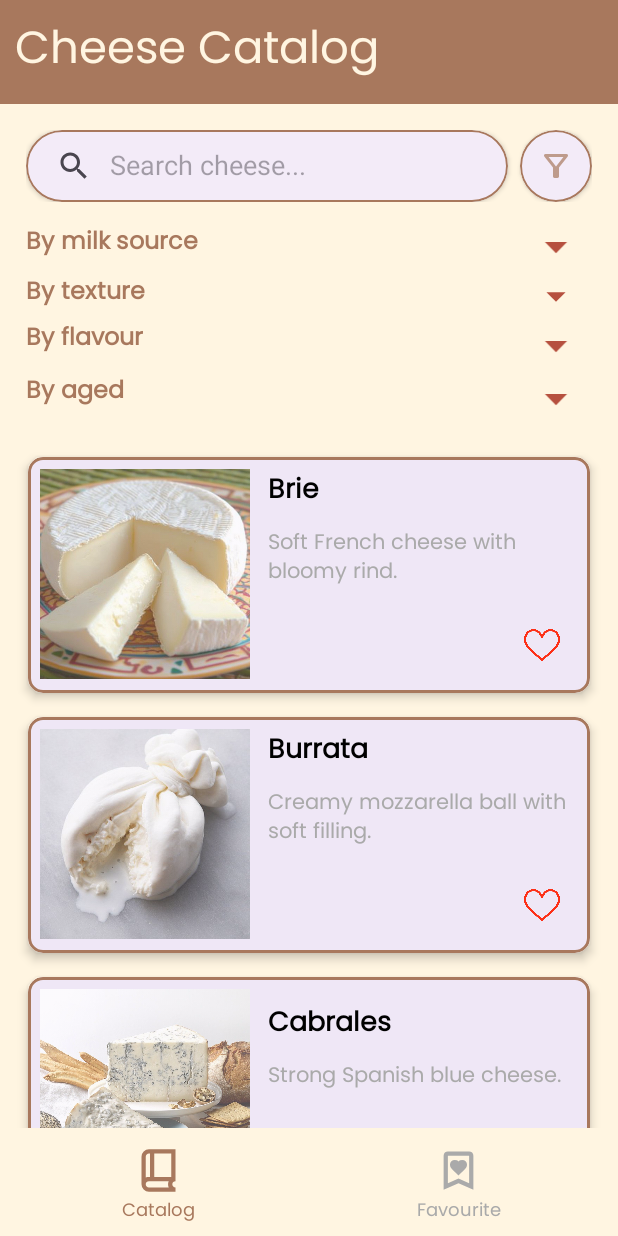
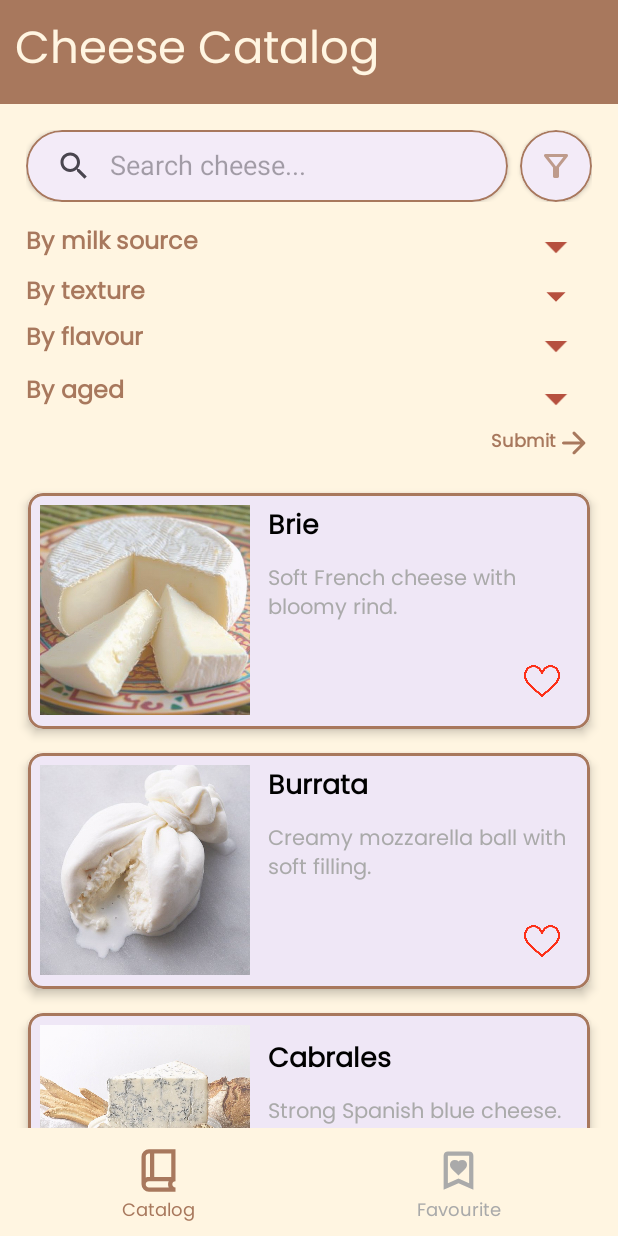
Before and after one commit to Jina247/cheese_factory, an Android app: the screen it shows after launch (MainActivity), after a tap on an icon or button, on a phone screen of 412 x 824 dp. Run offline under Robolectric (Android 15) with nearby library versions, the phone set to English and light mode, and no system bars.

Commit message:
Implementing filtering logic :) View Model for doing filter, Adapter for displaying

```diff
--- a/app/src/main/java/com/example/cheesefactory/CheeseAdapter.kt
+++ b/app/src/main/java/com/example/cheesefactory/CheeseAdapter.kt
@@ -4,21 +4,22 @@ import android.content.Context
 import android.view.LayoutInflater
 import android.view.View
 import android.view.ViewGroup
+import android.widget.Filter
+import android.widget.Filterable
 import android.widget.ImageButton
 import android.widget.ImageView
 import android.widget.TextView
 import androidx.cardview.widget.CardView
-import androidx.lifecycle.LiveData
 import androidx.recyclerview.widget.RecyclerView
 
 class CheeseAdapter(
-    private var cheese: List<CheeseData>,
+    private var cheese: MutableList<CheeseData>,
     private val context: Context,
     private val onLikeClick: (CheeseData) -> Unit,
     private val onItemClick: (CheeseData) -> Unit
-): RecyclerView.Adapter<CheeseAdapter.ViewHolder>() {
+): RecyclerView.Adapter<CheeseAdapter.ViewHolder>(){
 
-    fun updateList(cList: List<CheeseData>) {
+    fun updateList(cList: MutableList<CheeseData>) {
         this.cheese = cList
         notifyDataSetChanged()
     }
@@ -61,7 +62,7 @@ class CheeseAdapter(
         return cheese.size
     }
 
-    class ViewHolder(view: View): RecyclerView.ViewHolder(view) {
+    inner class ViewHolder(view: View): RecyclerView.ViewHolder(view) {
         val cheeseName: TextView = view.findViewById(R.id.cheeseName)
         val shortDes: TextView = view.findViewById(R.id.cheeseDescription)
         val cheeseImg: ImageView = view.findViewById(R.id.cheeseImage)
--- a/app/src/main/java/com/example/cheesefactory/CheeseData.kt
+++ b/app/src/main/java/com/example/cheesefactory/CheeseData.kt
@@ -1,6 +1,5 @@
 package com.example.cheesefactory
 
-// Data for overall cheese data
 data class CheeseData(
     val image: Int,
     val name: String,
--- /dev/null
+++ b/app/src/main/res/drawable/rounded_arrow_forward_24.xml
@@ -0,0 +1,5 @@
+<vector xmlns:android="http://schemas.android.com/apk/res/android" android:autoMirrored="true" android:height="24dp" android:tint="#000000" android:viewportHeight="960" android:viewportWidth="960" android:width="24dp">
+
+    <path android:fillColor="@android:color/white" android:pathData="M647,520L200,520Q183,520 171.5,508.5Q160,497 160,480Q160,463 171.5,451.5Q183,440 200,440L647,440L451,244Q439,232 439.5,216Q440,200 452,188Q464,177 480,176.5Q496,176 508,188L772,452Q778,458 780.5,465Q783,472 783,480Q783,488 780.5,495Q778,502 772,508L508,772Q497,783 480.5,783Q464,783 452,772Q440,760 440,743.5Q440,727 452,715L647,520Z"/>
+
+</vector>
--- /dev/null
+++ b/app/src/main/res/drawable/rounded_arrow_forward_ios_24.xml
@@ -0,0 +1,5 @@
+<vector xmlns:android="http://schemas.android.com/apk/res/android" android:autoMirrored="true" android:height="24dp" android:tint="#000000" android:viewportHeight="960" android:viewportWidth="960" android:width="24dp">
+
+    <path android:fillColor="@android:color/white" android:pathData="M579,480L285,186Q270,171 270.5,150.5Q271,130 286,115Q301,100 321.5,100Q342,100 357,115L664,423Q676,435 682,450Q688,465 688,480Q688,495 682,510Q676,525 664,537L356,845Q341,860 321,859.5Q301,859 286,844Q271,829 271,808.5Q271,788 286,773L579,480Z"/>
+
+</vector>
--- a/app/src/main/res/layout/fragment_catalogue_cheese.xml
+++ b/app/src/main/res/layout/fragment_catalogue_cheese.xml
@@ -61,6 +61,9 @@
             </com.google.android.material.card.MaterialCardView>
         </LinearLayout>
 
+        <ScrollView
+            android:layout_width="match_parent"
+            android:layout_height="wrap_content">
             <LinearLayout
                 android:layout_width="match_parent"
                 android:layout_height="wrap_content"
@@ -111,13 +114,10 @@
                         style="@style/Widget.Material3.Chip.Filter"
                         android:layout_width="wrap_content"
                         android:layout_height="wrap_content"
-                    android:backgroundTint="@color/terracotta"
                         android:fontFamily="@font/poppins"
                         android:text="Cow"
-                    app:chipStrokeColor="@color/terracotta"
                         app:chipStrokeWidth="0.5dp"
-                    app:chipCornerRadius="24dp"
-                    android:textColor="@color/cream" />
+                        app:chipCornerRadius="24dp"/>
 
                     <com.google.android.material.chip.Chip
                         android:id="@+id/buffalo"
@@ -203,13 +203,10 @@
                         style="@style/Widget.Material3.Chip.Filter"
                         android:layout_width="wrap_content"
                         android:layout_height="wrap_content"
-                    android:backgroundTint="@color/terracotta"
                         android:fontFamily="@font/poppins"
                         android:text="Soft"
-                    app:chipStrokeColor="@color/terracotta"
                         app:chipStrokeWidth="0.5dp"
-                    app:chipCornerRadius="24dp"
-                    android:textColor="@color/cream" />
+                        app:chipCornerRadius="24dp" />
 
                     <com.google.android.material.chip.Chip
                         android:id="@+id/s_soft"
@@ -302,13 +299,10 @@
                         style="@style/Widget.Material3.Chip.Filter"
                         android:layout_width="wrap_content"
                         android:layout_height="wrap_content"
-                    android:backgroundTint="@color/terracotta"
                         android:fontFamily="@font/poppins"
                         android:text="Mild"
-                    app:chipStrokeColor="@color/terracotta"
                         app:chipStrokeWidth="0.5dp"
-                    app:chipCornerRadius="24dp"
-                    android:textColor="@color/cream" />
+                        app:chipCornerRadius="24dp"/>
 
                     <com.google.android.material.chip.Chip
                         android:id="@+id/buttery"
@@ -411,13 +405,10 @@
                         style="@style/Widget.Material3.Chip.Filter"
                         android:layout_width="wrap_content"
                         android:layout_height="wrap_content"
-                    android:backgroundTint="@color/terracotta"
                         android:fontFamily="@font/poppins"
                         android:text="Fresh (0–2 weeks)"
-                    app:chipStrokeColor="@color/terracotta"
                         app:chipStrokeWidth="0.5dp"
-                    app:chipCornerRadius="24dp"
-                    android:textColor="@color/cream" />
+                        app:chipCornerRadius="24dp" />
 
                     <com.google.android.material.chip.Chip
                         android:id="@+id/young"
@@ -459,7 +450,36 @@
                         app:chipCornerRadius="24dp"
                         android:text="Extra Aged (1+ years)"/>
                 </com.google.android.material.chip.ChipGroup>
+
+                <LinearLayout
+                    android:id="@+id/submitBtn"
+                    android:layout_width="match_parent"
+                    android:layout_height="wrap_content"
+                    android:orientation="horizontal"
+                    android:gravity="end"
+                    android:clickable="true"
+                    android:focusable="true"
+                    android:descendantFocusability="blocksDescendants">
+                    <TextView
+                        android:layout_width="wrap_content"
+                        android:layout_height="wrap_content"
+                        android:text="Submit"
+                        android:fontFamily="@font/poppins"
+                        android:textSize="12sp"
+                        android:textStyle="bold"
+                        android:layout_gravity="center_vertical"
+                        android:textColor="@color/timber"/>
+
+                    <ImageView
+                        android:id="@+id/imageView"
+                        android:layout_width="wrap_content"
+                        android:layout_height="wrap_content"
+                        android:src="@drawable/rounded_arrow_forward_24"
+                        app:tint="@color/timber" />
+
                 </LinearLayout>
+            </LinearLayout>
+        </ScrollView>
 
     <!-- RecyclerView fills the rest -->
         <androidx.recyclerview.widget.RecyclerView
```
Also changed, not shown: app/src/main/java/com/example/cheesefactory/CatalogueCheeseFrag.kt (+159 -58 lines), app/src/main/java/com/example/cheesefactory/CheeseViewModel.kt (+48 -16 lines). Lines whose indentation alone changed are shown as unchanged.
